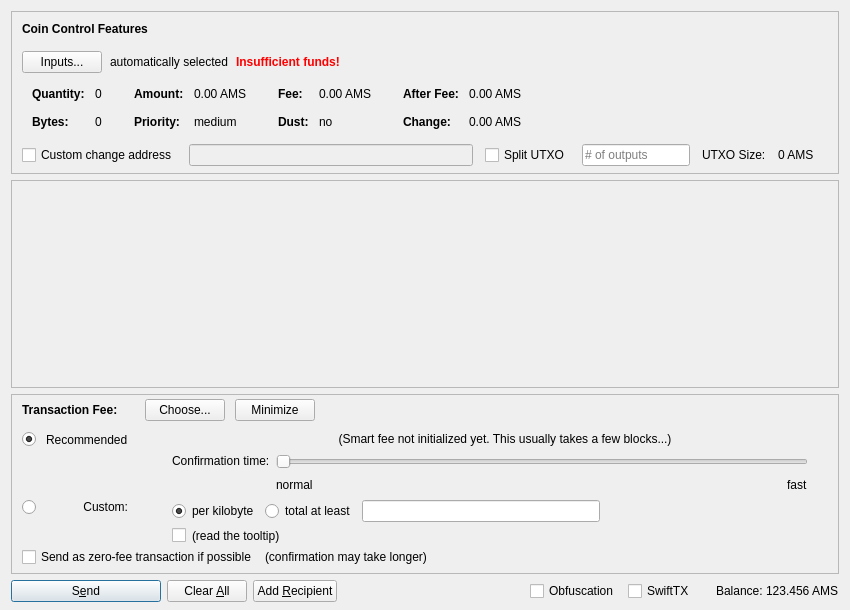
Above: src/qt/forms/sendcoinsdialog.ui from webworker01/Ellerium before the change. Below: the same form after it.
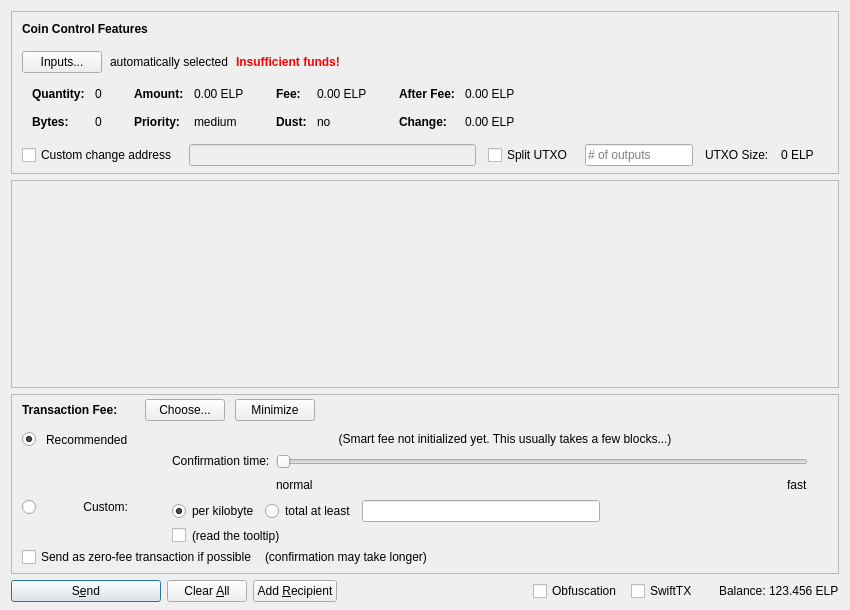
That is the form after the change. Icons and pictures are not drawn. Custom widgets are drawn as their Qt base class.

Patch:
```diff
--- a/src/qt/forms/sendcoinsdialog.ui
+++ b/src/qt/forms/sendcoinsdialog.ui
@@ -324,7 +324,7 @@
                   <enum>Qt::ActionsContextMenu</enum>
                  </property>
                  <property name="text">
-                  <string notr="true">0.00 AMS</string>
+                  <string notr="true">0.00 ELP</string>
                  </property>
                  <property name="textInteractionFlags">
                   <set>Qt::LinksAccessibleByMouse|Qt::TextSelectableByKeyboard|Qt::TextSelectableByMouse</set>
@@ -404,7 +404,7 @@
                   <enum>Qt::ActionsContextMenu</enum>
                  </property>
                  <property name="text">
-                  <string notr="true">0.00 AMS</string>
+                  <string notr="true">0.00 ELP</string>
                  </property>
                  <property name="textInteractionFlags">
                   <set>Qt::LinksAccessibleByMouse|Qt::TextSelectableByKeyboard|Qt::TextSelectableByMouse</set>
@@ -484,7 +484,7 @@
                   <enum>Qt::ActionsContextMenu</enum>
                  </property>
                  <property name="text">
-                  <string notr="true">0.00 AMS</string>
+                  <string notr="true">0.00 ELP</string>
                  </property>
                  <property name="textInteractionFlags">
                   <set>Qt::LinksAccessibleByMouse|Qt::TextSelectableByKeyboard|Qt::TextSelectableByMouse</set>
@@ -513,7 +513,7 @@
                   <enum>Qt::ActionsContextMenu</enum>
                  </property>
                  <property name="text">
-                  <string notr="true">0.00 AMS</string>
+                  <string notr="true">0.00 ELP</string>
                  </property>
                  <property name="textInteractionFlags">
                   <set>Qt::LinksAccessibleByMouse|Qt::TextSelectableByKeyboard|Qt::TextSelectableByMouse</set>
@@ -594,7 +594,7 @@
           <item>
            <widget class="QLabel" name="labelBlockSize">
             <property name="text">
-             <string>0 AMS</string>
+             <string>0 ELP</string>
             </property>
            </widget>
           </item>
@@ -1435,7 +1435,7 @@
           <cursorShape>IBeamCursor</cursorShape>
          </property>
          <property name="text">
-          <string notr="true">123.456 AMS</string>
+          <string notr="true">123.456 ELP</string>
          </property>
          <property name="textInteractionFlags">
           <set>Qt::LinksAccessibleByMouse|Qt::TextSelectableByKeyboard|Qt::TextSelectableByMouse</set>
```
Left out of the diff: 4 changed lines with no effect on the pictures.
